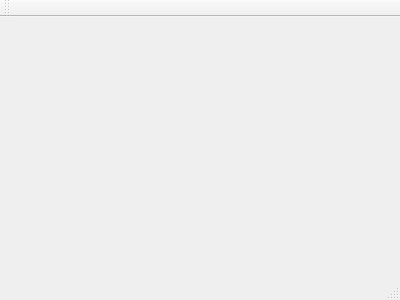
Before: the Qt Designer form mainwindow.ui in PU-Crypto/GUI, drawn with Qt 5.
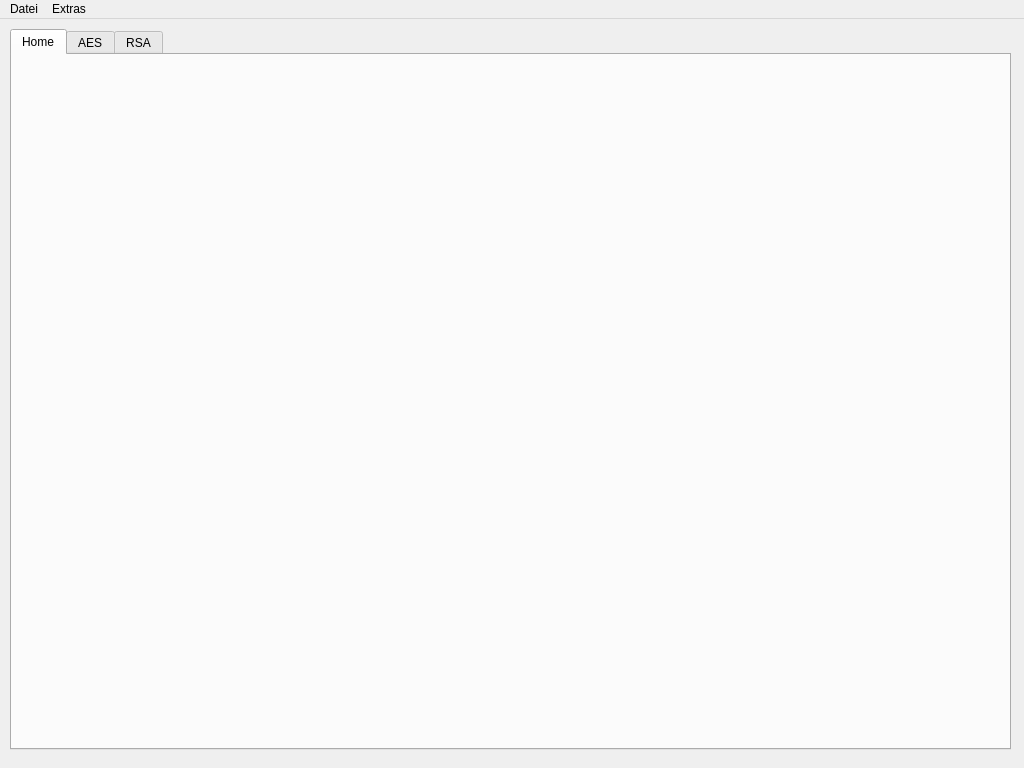
After: the same form once the commit is applied.

Commit message: Grundlegendes GUI gebaut

What changed in the file:
```diff
--- a/mainwindow.ui
+++ b/mainwindow.ui
@@ -1,24 +1,83 @@
 <ui version="4.0">
  <class>mainWindow</class>
- <widget class="QMainWindow" name="mainWindow" >
-  <property name="geometry" >
+ <widget class="QMainWindow" name="mainWindow">
+  <property name="geometry">
    <rect>
     <x>0</x>
     <y>0</y>
-    <width>400</width>
-    <height>300</height>
+    <width>1024</width>
+    <height>768</height>
    </rect>
   </property>
   <property name="windowTitle" >
    <string>mainWindow</string>
   </property>
-  <widget class="QMenuBar" name="menuBar" />
-  <widget class="QToolBar" name="mainToolBar" />
-  <widget class="QWidget" name="centralWidget" />
-  <widget class="QStatusBar" name="statusBar" />
+  <widget class="QWidget" name="centralWidget">
+   <widget class="QTabWidget" name="tabBox">
+    <property name="geometry">
+     <rect>
+      <x>10</x>
+      <y>10</y>
+      <width>1001</width>
+      <height>721</height>
+     </rect>
+    </property>
+    <property name="currentIndex">
+     <number>0</number>
+    </property>
+    <widget class="QWidget" name="home">
+     <attribute name="title">
+      <string>Home</string>
+     </attribute>
+    </widget>
+    <widget class="QWidget" name="aes">
+     <attribute name="title">
+      <string>AES</string>
+     </attribute>
+    </widget>
+    <widget class="QWidget" name="rsa">
+     <attribute name="title">
+      <string>RSA</string>
+     </attribute>
+    </widget>
+   </widget>
+  </widget>
+  <widget class="QMenuBar" name="menuBar">
+   <property name="geometry">
+    <rect>
+     <x>0</x>
+     <y>0</y>
+     <width>1024</width>
+     <height>25</height>
+    </rect>
+   </property>
+   <widget class="QMenu" name="datei">
+    <property name="title">
+     <string>Datei</string>
+    </property>
+    <addaction name="testEntry"/>
+   </widget>
+   <widget class="QMenu" name="menuExtras">
+    <property name="title">
+     <string>Extras</string>
+    </property>
+    <addaction name="testEntry_2"/>
+   </widget>
+   <addaction name="datei"/>
+   <addaction name="menuExtras"/>
+  </widget>
+  <action name="testEntry">
+   <property name="text">
+    <string>Punkte folgen ggf</string>
+   </property>
+  </action>
+  <action name="testEntry_2">
+   <property name="text">
+    <string>Punkte folgen auch hier ggf</string>
+   </property>
+  </action>
  </widget>
- <layoutDefault spacing="6" margin="11" />
- <pixmapfunction></pixmapfunction>
+ <layoutdefault spacing="6" margin="11"/>
  <resources/>
  <connections/>
 </ui>
```
Left out of the diff: 3 changed lines with no effect on the pictures. The commit also changes 1 other file.
